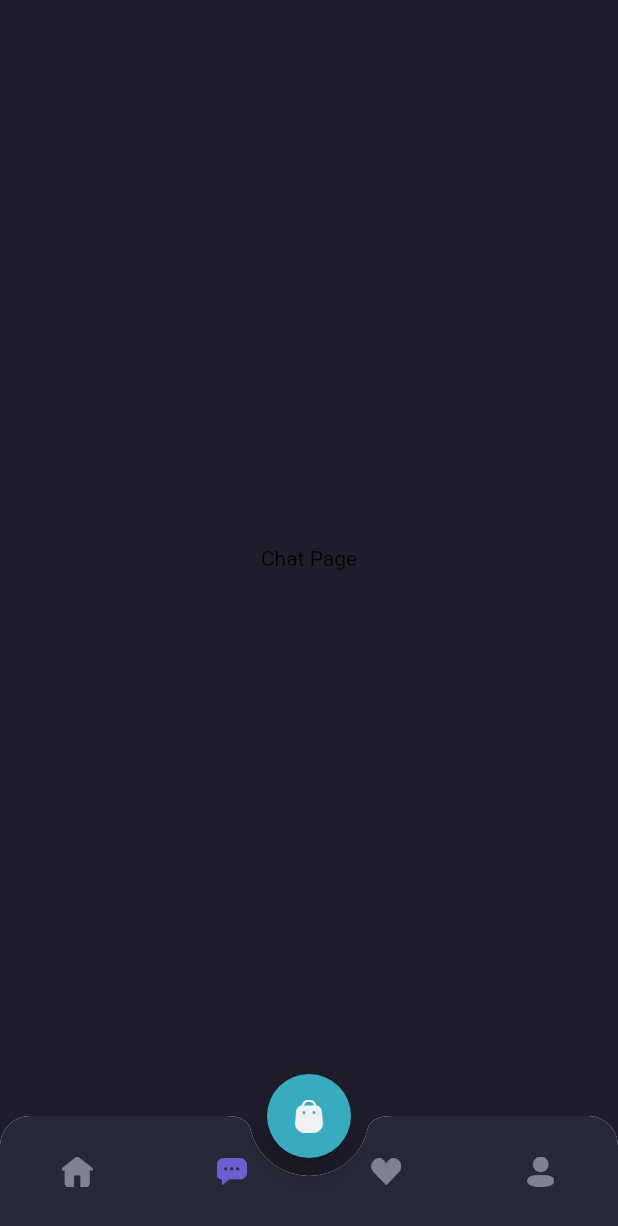
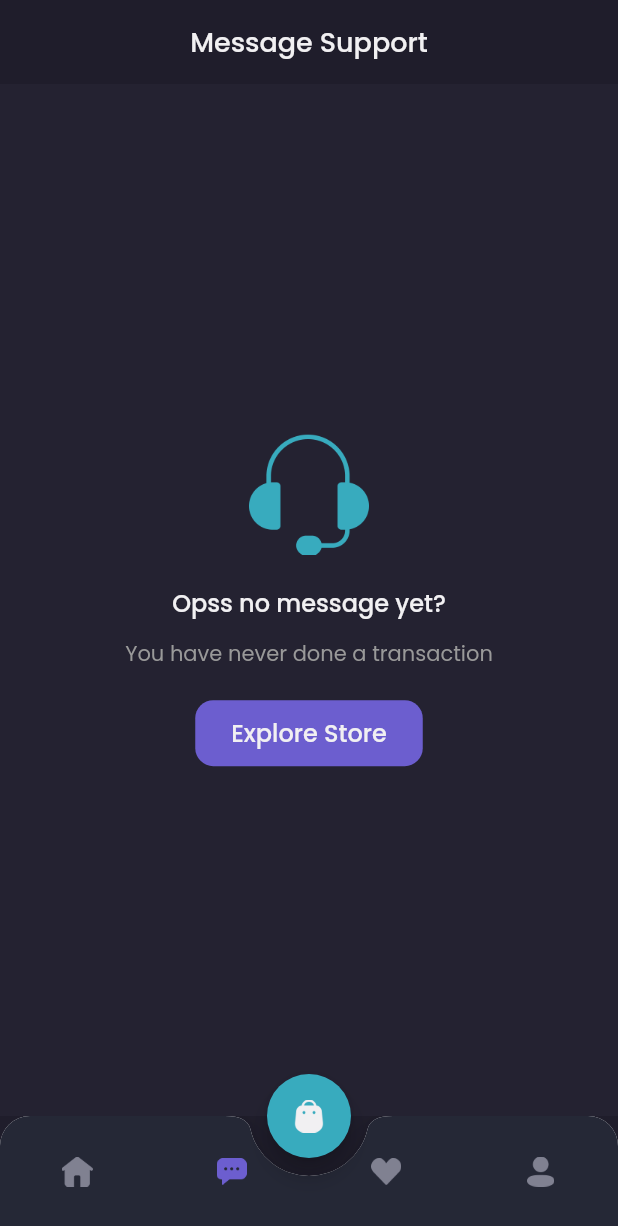
Before and after one commit to yantoiswanto/shamo-app, a Flutter app: the MainPage screen opened by its route, item 2 of the bottom bar chosen, on a phone screen of 412 x 824 dp. Shown: the top 1226 px of the screen. Run offline on Flutter 3.47's test engine with Material 2 defaults, Android fonts, the phone set to English and light mode, and no system bars; our stand-ins replace google_fonts.

Commit message:
slicing chat page

```diff
--- a/lib/pages/home/chat_page.dart
+++ b/lib/pages/home/chat_page.dart
@@ -1,14 +1,91 @@
 import 'package:flutter/material.dart';
+import 'package:shamo_app/theme.dart';
 
 class ChatPage extends StatelessWidget {
   const ChatPage({super.key});
 
   @override
   Widget build(BuildContext context) {
-    return Center(
-      child: Text(
-        'Chat Page',
-      ),
+    Widget header() {
+      return AppBar(
+        backgroundColor: backgroundColor1,
+        centerTitle: true,
+        title: Text(
+          'Message Support',
+          style: primaryTextStyle.copyWith(
+            fontSize: 18,
+            fontWeight: medium,
+          ),
+        ),
+        elevation: 0,
+        automaticallyImplyLeading: false,
+      );
+    }
+
+    Widget content() {
+      return Expanded(
+        child: Container(
+          width: double.infinity,
+          color: backgroundColor3,
+          child: Column(
+            mainAxisAlignment: MainAxisAlignment.center,
+            children: [
+              Image.asset(
+                'assets/icon_headset.png',
+                width: 80,
+              ),
+              SizedBox(
+                height: 20,
+              ),
+              Text(
+                'Opss no message yet?',
+                style: primaryTextStyle.copyWith(
+                  fontSize: 16,
+                  fontWeight: medium,
+                ),
+              ),
+              SizedBox(
+                height: 12,
+              ),
+              Text(
+                'You have never done a transaction',
+                style: secondaryTextStyle,
+              ),
+              SizedBox(
+                height: 20,
+              ),
+              Container(
+                height: 44,
+                child: TextButton(
+                    onPressed: (() {}),
+                    style: TextButton.styleFrom(
+                        padding: EdgeInsets.symmetric(
+                          horizontal: 24,
+                          vertical: 10,
+                        ),
+                        backgroundColor: primaryColor,
+                        shape: RoundedRectangleBorder(
+                          borderRadius: BorderRadius.circular(12),
+                        )),
+                    child: Text(
+                      'Explore Store',
+                      style: primaryTextStyle.copyWith(
+                        fontSize: 16,
+                        fontWeight: medium,
+                      ),
+                    )),
+              )
+            ],
+          ),
+        ),
+      );
+    }
+
+    return Column(
+      children: [
+        header(),
+        content(),
+      ],
     );
   }
 }
```
